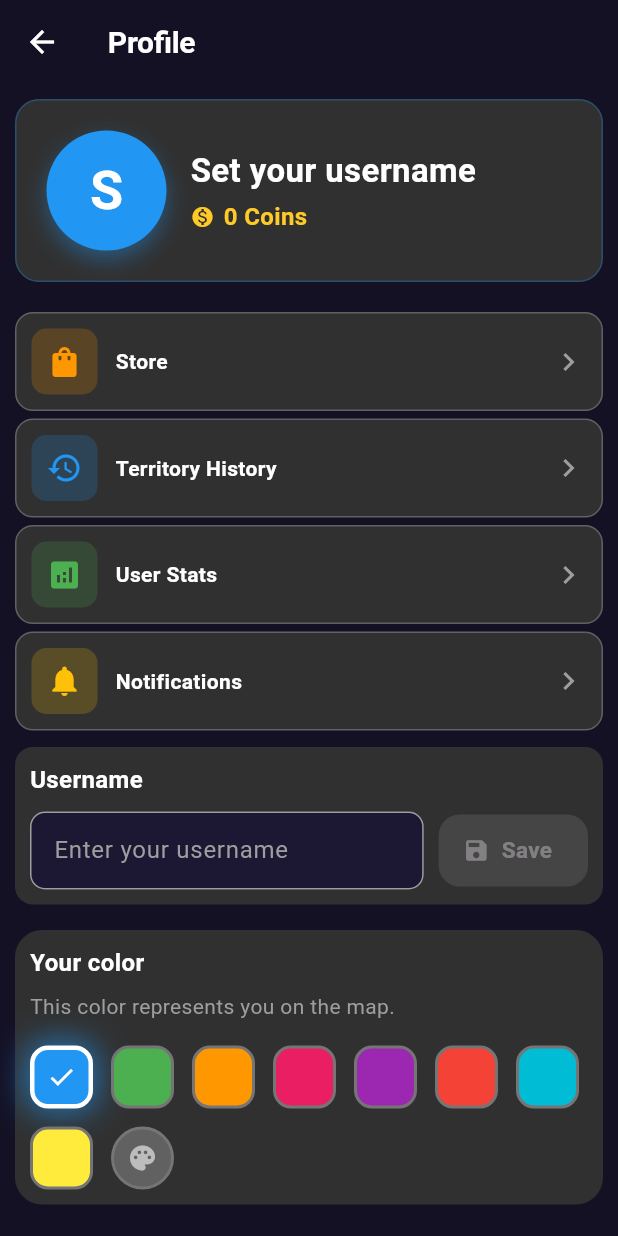
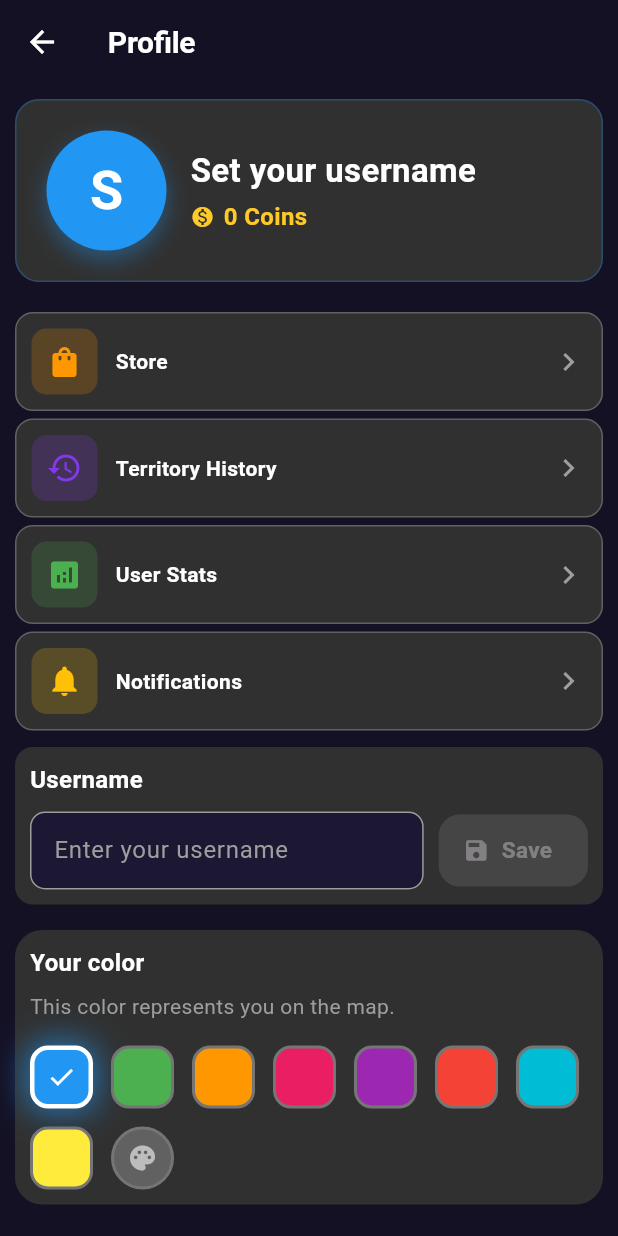
Before and after one commit to DevAnuragT/Trackt, a Flutter app: the ProfileView screen opened by its route, on a phone screen of 412 x 824 dp. Run offline on Flutter 3.47's test engine with Material 3 defaults, Android fonts, the phone set to English and light mode, and no system bars; our stand-ins replace device_info_plus, flutter_colorpicker, flutter_dotenv, geolocator, get, google_sign_in and 2 more; missing offline and left inert: mapbox_maps_flutter, web3dart; accounts and stored records are empty; network calls fail; statements that could not run were skipped.

Commit message:
ui(profile): Monad purple accents (replace blue)

```diff
--- a/lib/views/profile_view.dart
+++ b/lib/views/profile_view.dart
@@ -218,7 +218,7 @@ class _ProfileViewState extends State<ProfileView> {
                 _changeUserColor(tempColor);
               },
               style: ElevatedButton.styleFrom(
-                backgroundColor: Colors.blue,
+                backgroundColor: const Color(0xFF8338EC),
               ),
               child: const Text(
                 'Apply',
@@ -272,7 +272,7 @@ class _ProfileViewState extends State<ProfileView> {
           ElevatedButton(
             onPressed: () => Navigator.of(context).pop(true),
             style: ElevatedButton.styleFrom(
-              backgroundColor: Colors.blue,
+              backgroundColor: const Color(0xFF8338EC),
             ),
             child: const Text(
               'Change Color',
@@ -539,7 +539,7 @@ class _ProfileViewState extends State<ProfileView> {
                       ),
                       focusedBorder: OutlineInputBorder(
                         borderRadius: BorderRadius.circular(10),
-                        borderSide: const BorderSide(color: Colors.blue),
+                        borderSide: const BorderSide(color: const Color(0xFF8338EC)),
                       ),
                     ),
                   ),
@@ -679,7 +679,7 @@ class _ProfileViewState extends State<ProfileView> {
     return Column(
       children: [
         _ActionTile(
-          color: Colors.blue,
+          color: const Color(0xFF8338EC),
           icon: Icons.history,
           title: 'Territory History',
           onTap: () {
```
